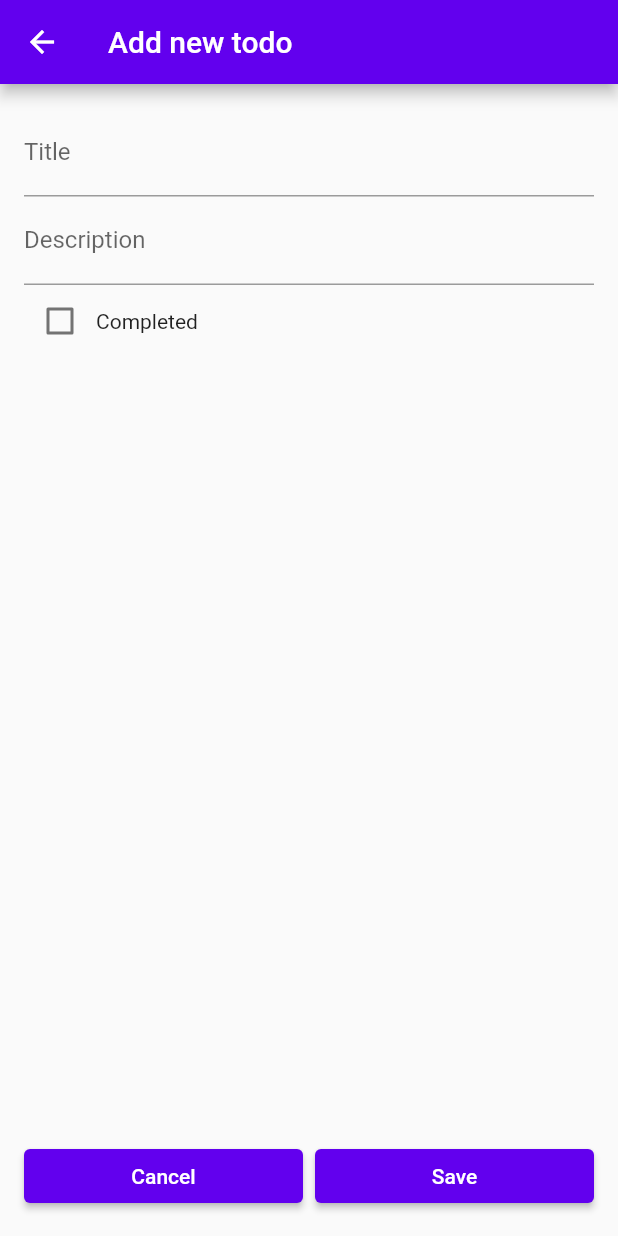
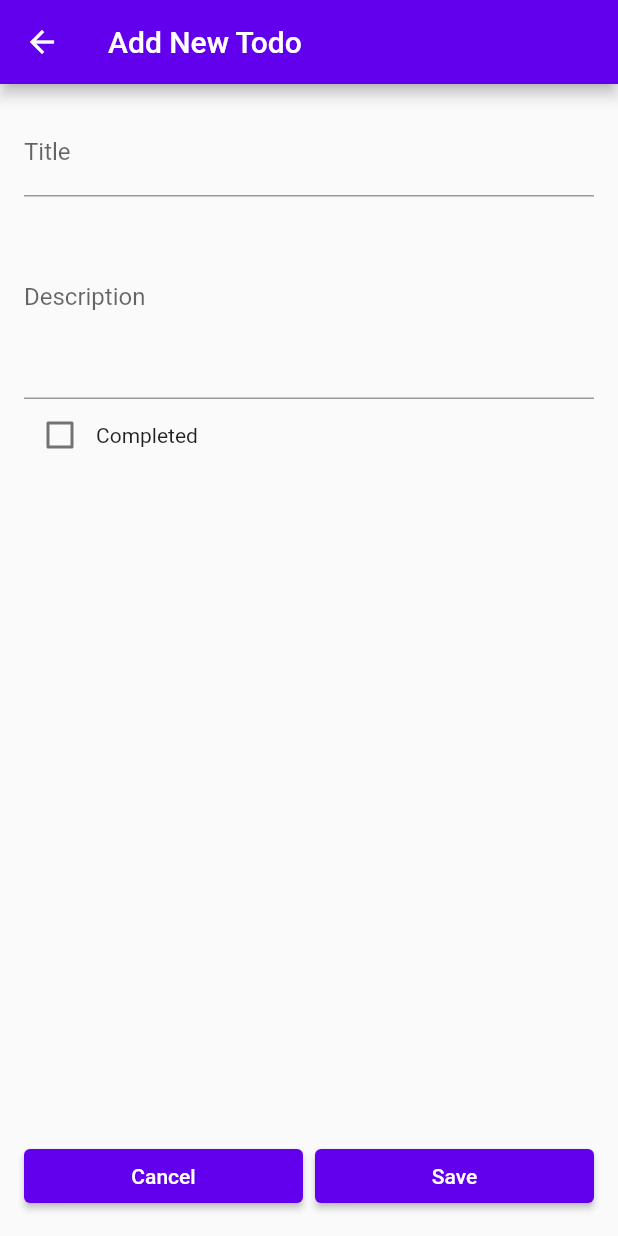
Before and after one commit to dangduycuong/flutter_19_hive_demo, a Flutter app: the screen it shows after launch, after a tap on the "add" icon, on a phone screen of 412 x 824 dp. Run offline on Flutter 3.47's test engine with Material 2 defaults, Android fonts, the phone set to English and light mode, and no system bars; our stand-ins replace bloc, equatable, flutter_bloc, hive, hive_flutter, material_segmented_control; accounts and stored records are empty.

Commit message:
add all file

```diff
--- a/flutter_19_hive_demo/lib/todos/bloc/todo_bloc.dart
+++ b/flutter_19_hive_demo/lib/todos/bloc/todo_bloc.dart
@@ -13,7 +13,8 @@ class TodoBloc extends Bloc<TodoEvent, TodoState> {
   List<Todo> todos = [];
 
   TodoBloc() : super(TodoInitial()) {
-    on<TodoLoadAllEvent>(_loadAllTodos);
+    on<TodoInitBoxEvent>(_initBox);
+    on<TodoLoadDataEvent>(_loadTodosData);
     on<TodoAddEvent>(_addTodo);
     on<TodoReloadDataEvent>(_reloadData);
     on<TodoLoadCompletedEvent>(_loadTodoCompleted);
@@ -23,11 +24,15 @@ class TodoBloc extends Bloc<TodoEvent, TodoState> {
     on<TodoDeleteEvent>(_deleteTodo);
   }
 
-  void _loadAllTodos(TodoLoadAllEvent event, Emitter<TodoState> emit) {
+  void _initBox(TodoInitBoxEvent event, Emitter<TodoState> emit) {
+    box = Hive.box('todosBox');
+  }
+
+  void _loadTodosData(TodoLoadDataEvent event, Emitter<TodoState> emit) {
     emit(TodoLoadingDataState());
-    box = Hive.box('todosBox');
 
-    int count = getCount(TodoType.all);
+
+    int count = getCount(event.type);
     emit(TodoLoadDataSuccessState(count));
   }
 
@@ -107,9 +112,10 @@ class TodoBloc extends Bloc<TodoEvent, TodoState> {
   void _getTodoDetail(
       TodoViewDetailEvent event, Emitter<TodoState> emit) async {
     box = Hive.box('todosBox');
-    Todo todo = box.getAt(event.index) as Todo;
+    int index = _getIndexOfItem(event.id);
+    Todo todo = box.getAt(index) as Todo;
 
-    emit(TodoDetailState(event.index, todo));
+    emit(TodoDetailState(index, todo));
   }
 
   int _getIndexOfItem(String id) {
--- a/flutter_19_hive_demo/lib/todos/bloc/todo_event.dart
+++ b/flutter_19_hive_demo/lib/todos/bloc/todo_event.dart
@@ -4,10 +4,19 @@ abstract class TodoEvent extends Equatable {
   const TodoEvent();
 }
 
-class TodoLoadAllEvent extends TodoEvent {
+class TodoInitBoxEvent extends TodoEvent {
   @override
   List<Object?> get props => [];
 }
+
+class TodoLoadDataEvent extends TodoEvent {
+  final TodoType type;
+  const TodoLoadDataEvent(this.type);
+  @override
+  List<Object?> get props => [];
+}
+
+
 
 class TodoAddEvent extends TodoEvent {
   final Todo todo;
@@ -31,7 +40,9 @@ class TodoDeleteEvent extends TodoEvent {
 
 class TodoReloadDataEvent extends TodoEvent {
   final TodoType type;
+
   const TodoReloadDataEvent(this.type);
+
   @override
   List<Object?> get props => [type];
 }
@@ -47,15 +58,19 @@ class TodoLoadIncompleteEvent extends TodoEvent {
 }
 
 class TodoViewDetailEvent extends TodoEvent {
-  final int index;
-  const TodoViewDetailEvent(this.index);
+  final String id;
+
+  const TodoViewDetailEvent(this.id);
+
   @override
-  List<Object?> get props => [index];
+  List<Object?> get props => [id];
 }
 
 class TodoModifyEvent extends TodoEvent {
   final Todo todo;
+
   const TodoModifyEvent(this.todo);
+
   @override
   List<Object?> get props => [todo];
 }
--- a/flutter_19_hive_demo/lib/todos/views/add_todo.dart
+++ b/flutter_19_hive_demo/lib/todos/views/add_todo.dart
@@ -13,16 +13,7 @@ class AddTodoPage extends StatelessWidget {
   Widget build(BuildContext context) {
     return BlocProvider(
       create: (_) => TodoBloc(),
-      child: BlocConsumer<TodoBloc, TodoState>(
-        builder: (context, state) {
-          return const AddTodoView();
-        },
-        listener: (context, state) {
-          if (state is TodoAddState) {
-            Navigator.pop(context);
-          }
-        },
-      ),
+      child: const AddTodoView(),
     );
   }
 }
@@ -35,6 +26,7 @@ class AddTodoView extends StatefulWidget {
 }
 
 class _AddTodoViewState extends State<AddTodoView> {
+  final _formKey = GlobalKey<FormState>();
   final TextEditingController _titleTodo = TextEditingController();
   final TextEditingController _descriptionTodo = TextEditingController();
   bool isCompleted = false;
@@ -65,55 +57,62 @@ class _AddTodoViewState extends State<AddTodoView> {
             if (title == 'Cancel') {
               Navigator.pop(context);
             } else {
-              _addTodo();
+              if (_formKey.currentState!.validate()) {
+                _addTodo();
+              }
             }
           },
           child: Text(title)),
     );
   }
 
-  void _updateTodoStatus(bool currentStatus) {
-    isCompleted = !currentStatus;
-    setState(() {});
-  }
-
   Widget _titleTodoTextFormField() {
     return TextFormField(
       controller: _titleTodo,
-      onChanged: (value){
-        idValidTitle = value.isNotEmpty;
-        setState(() {
-
-        });
+      decoration: const InputDecoration(
+        labelText: 'Title',
+        hintText: 'Enter title',
+      ),
+      validator: (text) {
+        if (text == null || text.isEmpty) {
+          return 'todo title cannot empty';
+        }
+        return null;
       },
-      decoration: InputDecoration(
-        labelText: 'Title',
-        hintText: 'title of todo',
-        errorText: idValidTitle ? null: 'nhap di' ,
-      ),
     );
   }
 
   Widget _descriptionTodoTextFormField() {
     return TextFormField(
       controller: _descriptionTodo,
-      maxLines: null,
+      maxLines: 5,
+      autocorrect: true,
       decoration: const InputDecoration(
-          hintText: 'description', labelText: 'Description'),
+        labelText: 'Description',
+        hintText: 'Enter description',
+      ),
+      validator: (text) {
+        if (text == null || text.isEmpty) {
+          return 'todo description cannot empty';
+        }
+        return null;
+      },
     );
   }
 
-  Widget _isCompletedTodo() {
+  Widget _isCompletedCheckboxItem() {
     return InkWell(
       onTap: () {
-        _updateTodoStatus(isCompleted);
+        isCompleted = !isCompleted;
+        setState(() {});
       },
       child: Row(
         children: [
           Checkbox(
               value: isCompleted,
               onChanged: (value) {
-                _updateTodoStatus(!value!);
+                isCompleted = value!;
+                setState(() {});
               }),
           const Text('Completed'),
         ],
@@ -121,46 +120,60 @@ class _AddTodoViewState extends State<AddTodoView> {
     );
   }
 
-  Widget _confirmFormBottomButton() {
-    return Row(
-      children: [
-        _createElevatedButton('Cancel'),
-        const SizedBox(
-          width: 8,
-        ),
-        _createElevatedButton('Save'),
-      ],
+  Widget _formTodo() {
+    return Expanded(
+      child: ListView.builder(
+        itemBuilder: (context, index) {
+          switch (index) {
+            case 0:
+              return _titleTodoTextFormField();
+            case 1:
+              return _descriptionTodoTextFormField();
+            default:
+              return _isCompletedCheckboxItem();
+          }
+        },
+        itemCount: 3,
+      ),
     );
   }
 
   @override
   Widget build(BuildContext context) {
-    return Scaffold(
-      appBar: AppBar(
-        title: const Text('Add new todo'),
-      ),
-      body: Container(
-        padding: const EdgeInsets.all(16),
-        child: Column(
-          children: [
-            Expanded(
-              child: ListView.builder(
-                itemBuilder: (context, index) {
-                  if (index == 0) {
-                    return _titleTodoTextFormField();
-                  }
-                  if (index == 1) {
-                    return _descriptionTodoTextFormField();
-                  }
-                  return _isCompletedTodo();
-                },
-                itemCount: 3,
+    return BlocConsumer<TodoBloc, TodoState>(
+      builder: (context, state) {
+        return Scaffold(
+          appBar: AppBar(
+            title: const Text('Add New Todo'),
+          ),
+          body: Container(
+            padding: const EdgeInsets.all(16),
+            child: Form(
+              key: _formKey,
+              child: Column(
+                mainAxisAlignment: MainAxisAlignment.center,
+                children: <Widget>[
+                  _formTodo(),
+                  Row(
+                    children: [
+                      _createElevatedButton('Cancel'),
+                      const SizedBox(
+                        width: 8,
+                      ),
+                      _createElevatedButton('Save'),
+                    ],
+                  ),
+                ],
               ),
             ),
-            _confirmFormBottomButton(),
-          ],
-        ),
-      ),
+          ),
+        );
+      },
+      listener: (context, state) {
+        if (state is TodoAddState) {
+          Navigator.pop(context);
+        }
+      },
     );
   }
 }
--- a/flutter_19_hive_demo/lib/todos/views/home_todo.dart
+++ b/flutter_19_hive_demo/lib/todos/views/home_todo.dart
@@ -13,7 +13,7 @@ class HomeTodoPage extends StatelessWidget {
   @override
   Widget build(BuildContext context) {
     return BlocProvider(
-      create: (_) => TodoBloc(),
+      create: (_) => TodoBloc()..add(TodoInitBoxEvent()),
       child: const HomeView(),
     );
   }
@@ -37,8 +37,8 @@ class _HomeViewState extends State<HomeView> {
 
   final List<Widget> _listWidgets = const [
     AllTodosView(),
-    CompletedTodosPage(),
-    IncompleteTodosPage(),
+    CompletedTodosView(),
+    IncompleteTodosView(),
   ];
 
   TodoType typeScreen = TodoType.all;
```
Also changed, not shown: flutter_19_hive_demo/lib/todos/views/all_todos.dart (+32 -15 lines), flutter_19_hive_demo/lib/todos/views/completed_todos.dart (+67 -38 lines), flutter_19_hive_demo/lib/todos/views/incomplete_todos.dart (+63 -44 lines), flutter_19_hive_demo/lib/todos/views/todo_detail.dart (+24 -5 lines).
